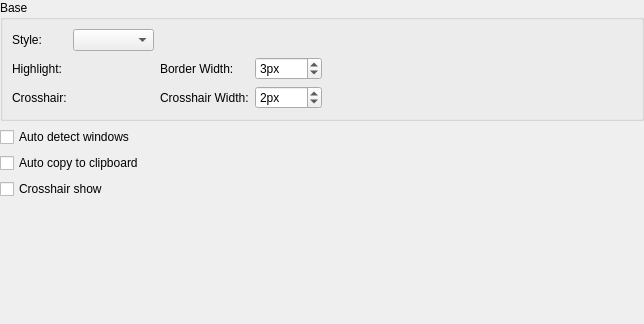
This is src/ui/composite_widgets/interface.ui in XMuli/SunnyCapturer as Qt 5 draws it before an edit. The edited form follows.
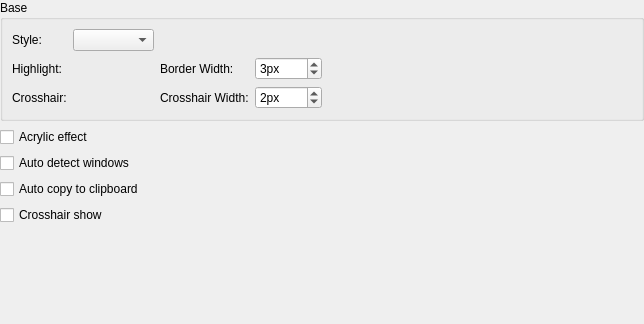
This is the edited form. Custom widgets are drawn as their Qt base class.

Commit message:
UI: Toggle control implementation of acrylic effect
and call the following code will be more time-consuming, resulting in the display of the crosshair display stuttering, the implementation of the optimization, after retaining the effect to open smooth:
qt_blurImage(&painter, img, radius, true, false);

and
- Highlight color theme on/off control
- Toggle control for border style
- Partial code optimization

```diff
--- a/src/ui/composite_widgets/interface.ui
+++ b/src/ui/composite_widgets/interface.ui
@@ -192,6 +192,13 @@
       <property name="bottomMargin">
        <number>0</number>
       </property>
+      <item>
+       <widget class="QCheckBox" name="cbAcrylicEffect">
+        <property name="text">
+         <string>Acrylic effect</string>
+        </property>
+       </widget>
+      </item>
       <item>
        <widget class="QCheckBox" name="cbAutoDetectWindows">
         <property name="text">
```
The commit also changes 15 other files.
